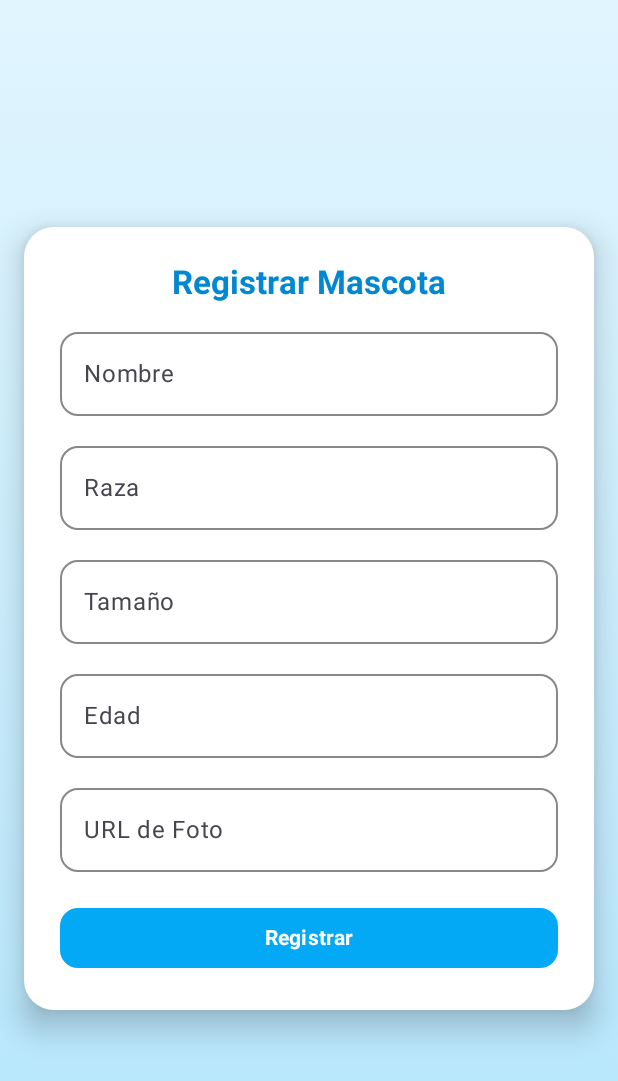
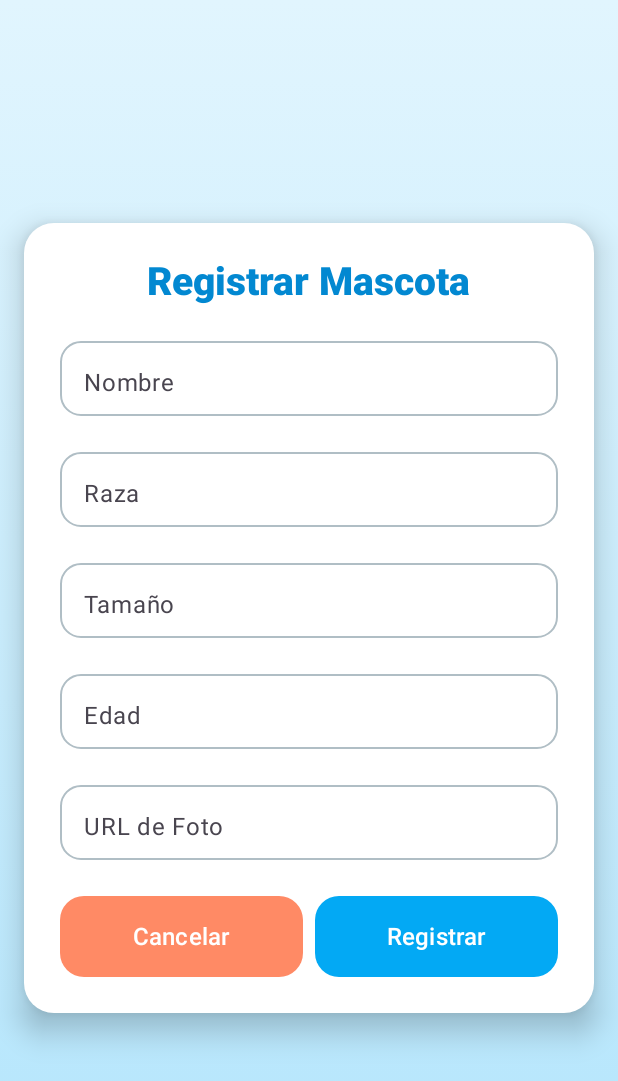
Before and after one commit to sebastiandrx/CarnetMascota, an Android app built with Jetpack Compose: the formulario screen opened through its navigation route, on a phone screen of 412 x 824 dp. Shown: the top 1081 px of the screen. Run offline under Robolectric (Android 15) with nearby library versions, the phone set to English and light mode, and no system bars.

```diff
--- a/app/build.gradle.kts
+++ b/app/build.gradle.kts
@@ -2,6 +2,7 @@ plugins {
     alias(libs.plugins.android.application)
     alias(libs.plugins.kotlin.android)
     alias(libs.plugins.kotlin.compose)
+    id("kotlin-parcelize")
 }
 
 android {
--- a/app/src/main/java/com/example/carnetmascotas/MainActivity.kt
+++ b/app/src/main/java/com/example/carnetmascotas/MainActivity.kt
@@ -9,7 +9,10 @@ import androidx.navigation.compose.NavHost
 import androidx.navigation.compose.composable
 import com.example.carnetmascotas.items.Formulario
 import com.example.carnetmascotas.items.Carnet
+import com.example.carnetmascotas.items.ListaCarnets
 import com.example.carnetmascotas.items.MascotaViewModel
+import com.example.carnetmascotas.items.ListaCarnets
+
 
 class MainActivity : ComponentActivity() {
     override fun onCreate(savedInstanceState: Bundle?) {
@@ -26,6 +29,14 @@ class MainActivity : ComponentActivity() {
                 composable("carnet") {
                     Carnet(viewModel = viewModel)
                 }
+
+                composable("lista") {
+                    ListaCarnets(navController = navController, viewModel = viewModel)
+                }
+                composable("formulario/{indexEditar}") { backStackEntry ->
+                    val indexEditar = backStackEntry.arguments?.getString("indexEditar")?.toIntOrNull()
+                    Formulario(navController = navController, viewModel = viewModel, indexEditar = indexEditar)
+                }
             }
         }
     }
--- a/app/src/main/java/com/example/carnetmascotas/items/Formulario.kt
+++ b/app/src/main/java/com/example/carnetmascotas/items/Formulario.kt
@@ -2,7 +2,9 @@ package com.example.carnetmascotas.items
 
 import androidx.compose.foundation.background
 import androidx.compose.foundation.layout.*
+import androidx.compose.foundation.rememberScrollState
 import androidx.compose.foundation.shape.RoundedCornerShape
+import androidx.compose.foundation.verticalScroll
 import androidx.compose.material3.*
 import androidx.compose.runtime.*
 import androidx.compose.ui.Alignment
@@ -16,12 +18,21 @@ import androidx.navigation.NavController
 
 @OptIn(ExperimentalMaterial3Api::class)
 @Composable
-fun Formulario(navController: NavController, viewModel: MascotaViewModel) {
-    var nombre by remember { mutableStateOf("") }
-    var raza by remember { mutableStateOf("") }
-    var tamano by remember { mutableStateOf("") }
-    var edad by remember { mutableStateOf("") }
-    var fotoUrl by remember { mutableStateOf("") }
+fun Formulario(
+    navController: NavController,
+    viewModel: MascotaViewModel,
+    indexEditar: Int? = null
+) {
+    val isEditing = indexEditar != null
+    val mascotaAEditar = indexEditar?.let { viewModel.mascotas.getOrNull(it) }
+    val scrollState = rememberScrollState()
+    var showError by remember { mutableStateOf(false) } // 🔧 Agregado para corregir el error
+
+    var nombre by remember { mutableStateOf(mascotaAEditar?.nombre ?: "") }
+    var raza by remember { mutableStateOf(mascotaAEditar?.raza ?: "") }
+    var tamano by remember { mutableStateOf(mascotaAEditar?.tamano ?: "") }
+    var edad by remember { mutableStateOf(mascotaAEditar?.edad ?: "") }
+    var fotoUrl by remember { mutableStateOf(mascotaAEditar?.fotoUrl ?: "") }
 
     Box(
         modifier = Modifier
@@ -42,26 +53,37 @@ fun Formulario(navController: NavController, viewModel: MascotaViewModel) {
                 .align(Alignment.Center)
         ) {
             Column(
-                modifier = Modifier.padding(24.dp),
-                verticalArrangement = Arrangement.spacedBy(12.dp)
+                modifier = Modifier
+                    .padding(24.dp)
+                    .fillMaxWidth()
+                    .verticalScroll(scrollState),
+                verticalArrangement = Arrangement.spacedBy(16.dp)
             ) {
                 Text(
-                    text = "Registrar Mascota",
-                    fontSize = 22.sp,
-                    fontWeight = FontWeight.Bold,
+                    text = if (isEditing) "Editar Mascota" else "Registrar Mascota",
+                    fontSize = 26.sp,
+                    fontWeight = FontWeight.ExtraBold,
                     color = Color(0xFF0288D1),
                     modifier = Modifier.align(Alignment.CenterHorizontally)
                 )
+
+                val fieldModifier = Modifier
+                    .fillMaxWidth()
+                    .height(58.dp)
+
+                val borderColorFocused = Color(0xFF03A9F4)
+                val borderColorUnfocused = Color(0xFFB0BEC5)
 
                 OutlinedTextField(
                     value = nombre,
                     onValueChange = { nombre = it },
                     label = { Text("Nombre") },
-                    modifier = Modifier.fillMaxWidth(),
-                    shape = RoundedCornerShape(12.dp),
+                    modifier = fieldModifier,
+                    shape = RoundedCornerShape(14.dp),
                     colors = TextFieldDefaults.outlinedTextFieldColors(
-                        focusedBorderColor = Color(0xFF03A9F4),
-                        unfocusedBorderColor = Color.Gray
+                        focusedBorderColor = borderColorFocused,
+                        unfocusedBorderColor = borderColorUnfocused,
+                        focusedLabelColor = borderColorFocused
                     )
                 )
 
@@ -69,11 +91,12 @@ fun Formulario(navController: NavController, viewModel: MascotaViewModel) {
                     value = raza,
                     onValueChange = { raza = it },
                     label = { Text("Raza") },
-                    modifier = Modifier.fillMaxWidth(),
-                    shape = RoundedCornerShape(12.dp),
+                    modifier = fieldModifier,
+                    shape = RoundedCornerShape(14.dp),
                     colors = TextFieldDefaults.outlinedTextFieldColors(
-                        focusedBorderColor = Color(0xFF03A9F4),
-                        unfocusedBorderColor = Color.Gray
+                        focusedBorderColor = borderColorFocused,
+                        unfocusedBorderColor = borderColorUnfocused,
+                        focusedLabelColor = borderColorFocused
                     )
                 )
 
@@ -81,11 +104,12 @@ fun Formulario(navController: NavController, viewModel: MascotaViewModel) {
                     value = tamano,
                     onValueChange = { tamano = it },
                     label = { Text("Tamaño") },
-                    modifier = Modifier.fillMaxWidth(),
-                    shape = RoundedCornerShape(12.dp),
+                    modifier = fieldModifier,
+                    shape = RoundedCornerShape(14.dp),
                     colors = TextFieldDefaults.outlinedTextFieldColors(
-                        focusedBorderColor = Color(0xFF03A9F4),
-                        unfocusedBorderColor = Color.Gray
+                        focusedBorderColor = borderColorFocused,
+                        unfocusedBorderColor = borderColorUnfocused,
+                        focusedLabelColor = borderColorFocused
                     )
                 )
 
@@ -93,11 +117,12 @@ fun Formulario(navController: NavController, viewModel: MascotaViewModel) {
                     value = edad,
                     onValueChange = { edad = it },
                     label = { Text("Edad") },
-                    modifier = Modifier.fillMaxWidth(),
-                    shape = RoundedCornerShape(12.dp),
+                    modifier = fieldModifier,
+                    shape = RoundedCornerShape(14.dp),
                     colors = TextFieldDefaults.outlinedTextFieldColors(
-                        focusedBorderColor = Color(0xFF03A9F4),
-                        unfocusedBorderColor = Color.Gray
+                        focusedBorderColor = borderColorFocused,
+                        unfocusedBorderColor = borderColorUnfocused,
+                        focusedLabelColor = borderColorFocused
                     )
                 )
 
@@ -105,30 +130,72 @@ fun Formulario(navController: NavController, viewModel: MascotaViewModel) {
                     value = fotoUrl,
                     onValueChange = { fotoUrl = it },
                     label = { Text("URL de Foto") },
-                    modifier = Modifier.fillMaxWidth(),
-                    shape = RoundedCornerShape(12.dp),
+                    modifier = fieldModifier,
+                    shape = RoundedCornerShape(14.dp),
                     colors = TextFieldDefaults.outlinedTextFieldColors(
-                        focusedBorderColor = Color(0xFF03A9F4),
-                        unfocusedBorderColor = Color.Gray
+                        focusedBorderColor = borderColorFocused,
+                        unfocusedBorderColor = borderColorUnfocused,
+                        focusedLabelColor = borderColorFocused
                     )
                 )
 
-                Button(
-                    onClick = {
-                        viewModel.mascota = Mascota(nombre, raza, tamano, edad, fotoUrl)
-                        navController.navigate("carnet")
-                    },
+                Row(
                     modifier = Modifier
                         .fillMaxWidth()
                         .padding(top = 8.dp),
-                    shape = RoundedCornerShape(12.dp),
-                    colors = ButtonDefaults.buttonColors(containerColor = Color(0xFF03A9F4))
+                    horizontalArrangement = Arrangement.spacedBy(8.dp)
                 ) {
-                    Text(
-                        text = "Registrar",
-                        color = Color.White,
-                        fontWeight = FontWeight.Bold
-                    )
+                    Button(
+                        onClick = {
+                            navController.popBackStack()
+                        },
+                        modifier = Modifier
+                            .weight(1f)
+                            .height(54.dp),
+                        shape = RoundedCornerShape(16.dp),
+                        colors = ButtonDefaults.buttonColors(containerColor = Color(0xFFFF8A65))
+                    ) {
+                        Text(
+                            text = "Cancelar",
+                            color = Color.White,
+                            fontWeight = FontWeight.SemiBold,
+                            fontSize = 16.sp
+                        )
+                    }
+
+                    Button(
+                        onClick = {
+                            if (nombre.isNotBlank() && raza.isNotBlank() && tamano.isNotBlank() && edad.isNotBlank() && fotoUrl.isNotBlank()) {
+                                val nuevaMascota = Mascota(nombre, raza, tamano, edad, fotoUrl)
+                                viewModel.agregarMascota(nuevaMascota)
+                                showError = false
+
+                                // Limpiar campos
+                                nombre = ""
+                                raza = ""
+                                tamano = ""
+                                edad = ""
+                                fotoUrl = ""
+
+                                // Ir a lista
+                                navController.navigate("lista")
+                            } else {
+                                showError = true
+                            }
+                        },
+                        modifier = Modifier
+                            .weight(1f)
+                            .height(54.dp),
+                        shape = RoundedCornerShape(16.dp),
+                        colors = ButtonDefaults.buttonColors(containerColor = Color(0xFF03A9F4))
+                    ) {
+                        Text(
+                            text = "Registrar",
+                            color = Color.White,
+                            fontWeight = FontWeight.SemiBold,
+                            fontSize = 16.sp
+                        )
+                    }
                 }
             }
         }
--- a/app/src/main/java/com/example/carnetmascotas/items/Macota.kt
+++ b/app/src/main/java/com/example/carnetmascotas/items/Macota.kt
@@ -1,9 +1,13 @@
 package com.example.carnetmascotas.items
 
+import android.os.Parcelable
+import kotlinx.parcelize.Parcelize
+
+@Parcelize
 data class Mascota(
     val nombre: String,
     val raza: String,
     val tamano: String,
     val edad: String,
     val fotoUrl: String
-)
+): Parcelable
```
Also changed, not shown: app/src/main/java/com/example/carnetmascotas/items/Carnet.kt (+9 -4 lines), app/src/main/java/com/example/carnetmascotas/items/ListaCarnets.kt (added, +144 -0 lines), app/src/main/java/com/example/carnetmascotas/items/MascotaViewModel.kt (+27 -1 lines).
